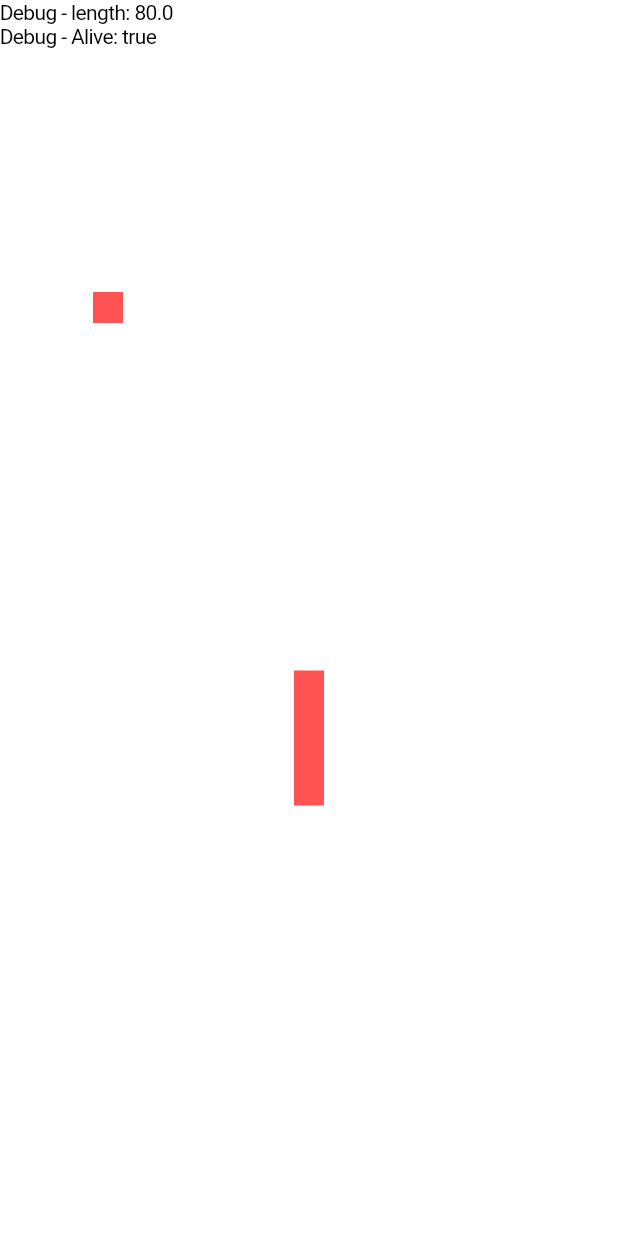
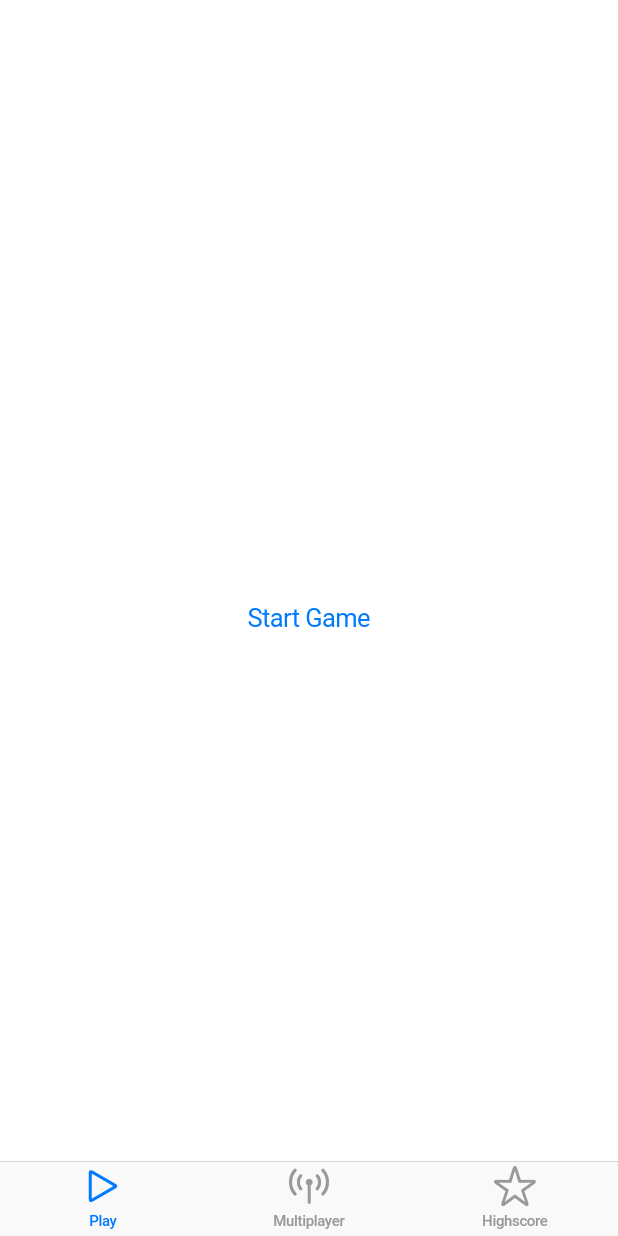
Before and after one commit to Famoose/FlutterSnake, a Flutter app: the screen it shows after launch, on a phone screen of 412 x 824 dp. Run offline on Flutter 3.47's test engine with Material 2 defaults, Android fonts, the phone set to English and light mode, and no system bars.

Commit message:
add start of menu and routing

```diff
--- a/lib/game/model/game-state.dart
+++ b/lib/game/model/game-state.dart
@@ -15,7 +15,7 @@ class GameState {
 
   createSnake(Size size) {
     this.size = size;
-    this.snake = new Snake.start(size, Direction.up, 80, 20);
+    this.snake = new Snake.start(this.size, Direction.up, 80, size.width/20);
     newGoal();
     newGoal();
     newGoal();
--- a/lib/game/model/snake.dart
+++ b/lib/game/model/snake.dart
@@ -243,9 +243,9 @@ class Tail {
 
   bool checkOverMaxLength() {
     if (this.dir == Direction.left || this.dir == Direction.right) {
-      return this.length >= size.width - WIDTH / 2;
+      return this.length > size.width - WIDTH / 2;
     } else {
-      return this.length >= size.height - WIDTH / 2;
+      return this.length > size.height - WIDTH / 2;
     }
   }
 }
--- a/lib/main.dart
+++ b/lib/main.dart
@@ -1,13 +1,15 @@
 import 'package:flutter/cupertino.dart';
+import 'package:flutter/material.dart';
 import 'package:provider/provider.dart';
-
-import 'game/mysnake.dart';
+import 'package:psnake/game/mysnake.dart';
+import 'package:psnake/router.dart';
+import 'router.dart' as router;
 import 'app-state-model.dart';
 
 void main() {
   return runApp(
     ChangeNotifierProvider<AppStateModel>(
-      create: (_) => AppStateModel(),
+      create: (context) => AppStateModel(),
       child: MyApp(),
     ),
   );
@@ -18,8 +20,75 @@ class MyApp extends StatelessWidget {
   @override
   Widget build(BuildContext context) {
     return CupertinoApp(
-      title: 'Flutter Demo',
-      home: CupertinoPageScaffold(child: MySnake()),
+      title: 'Snake',
+      color: Colors.white,
+      initialRoute: HomeViewRoute,
+      onGenerateRoute: router.generateRoute,
+      onUnknownRoute: (settings) => CupertinoPageRoute(
+          builder: (context) => UndefinedView(
+                name: settings.name,
+              )),
     );
   }
 }
+
+class SinglePlayerGamePage extends StatelessWidget {
+  @override
+  Widget build(BuildContext context) {
+    return CupertinoPageScaffold(
+        backgroundColor: Colors.white, child: MySnake());
+  }
+}
+
+class HomePage extends StatelessWidget {
+  @override
+  Widget build(BuildContext mcontext) {
+    return CupertinoPageScaffold(
+        child: CupertinoTabScaffold(
+      tabBar: CupertinoTabBar(
+        items: const <BottomNavigationBarItem>[
+          BottomNavigationBarItem(
+            icon: Icon(CupertinoIcons.play),
+            title: Text('Play'),
+          ),
+          BottomNavigationBarItem(
+            icon: Icon(CupertinoIcons.antenna_radiowaves_left_right),
+            title: Text('Multiplayer'),
+          ),
+          BottomNavigationBarItem(
+            icon: Icon(CupertinoIcons.star),
+            title: Text('Highscore'),
+          ),
+        ],
+      ),
+      tabBuilder: (context, index) {
+        switch (index) {
+          case 0:
+            return CupertinoTabView(builder: (context) {
+              return CupertinoPageScaffold(
+                child: Center(
+                    child: CupertinoButton(
+                        child: Text("Start Game"),
+                        onPressed: () =>
+                            Navigator.pushNamed(mcontext, GameViewRoute))),
+              );
+            });
+          case 1:
+            return CupertinoTabView(builder: (context) {
+              return CupertinoPageScaffold(
+                child: Text("implementation ongoing"),
+              );
+            });
+          case 2:
+            return CupertinoTabView(builder: (context) {
+              return CupertinoPageScaffold(
+                child: Text("implementation ongoing"),
+              );
+            });
+          default:
+            return null;
+        }
+      },
+    ));
+  }
+}
--- /dev/null
+++ b/lib/router.dart
@@ -0,0 +1,31 @@
+import 'package:flutter/cupertino.dart';
+import 'main.dart';
+
+const String HomeViewRoute = '/';
+const String GameViewRoute = 'game';
+
+Route<dynamic> generateRoute(RouteSettings settings) {
+  switch (settings.name) {
+    case HomeViewRoute:
+      return CupertinoPageRoute(builder: (context) => HomePage());
+    case GameViewRoute:
+      return CupertinoPageRoute(builder: (context) => SinglePlayerGamePage());
+    default:
+      return CupertinoPageRoute(builder: (context) => HomePage());
+  }
+}
+
+class UndefinedView extends StatelessWidget {
+  final String name;
+
+  const UndefinedView({Key key, this.name}) : super(key: key);
+
+  @override
+  Widget build(BuildContext context) {
+    return CupertinoPageScaffold(
+      child: Center(
+        child: Text('$name is not the page you looking for'),
+      ),
+    );
+  }
+}
```
Also changed, not shown: lib/game/mysnake.dart (+34 -7 lines).
